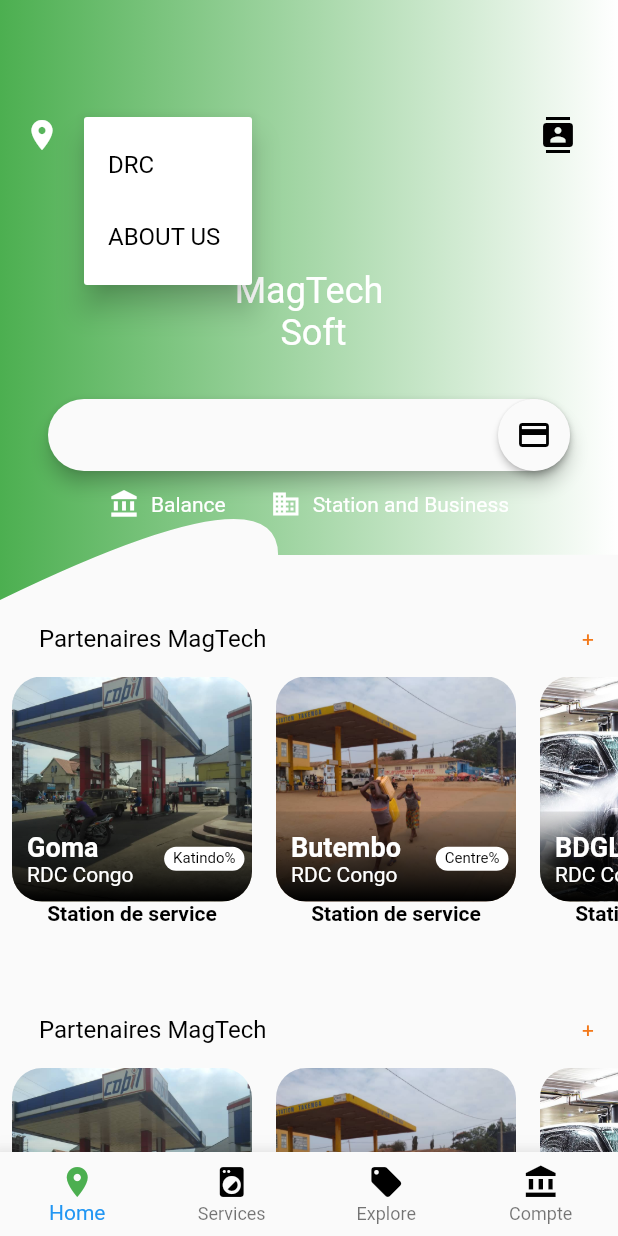
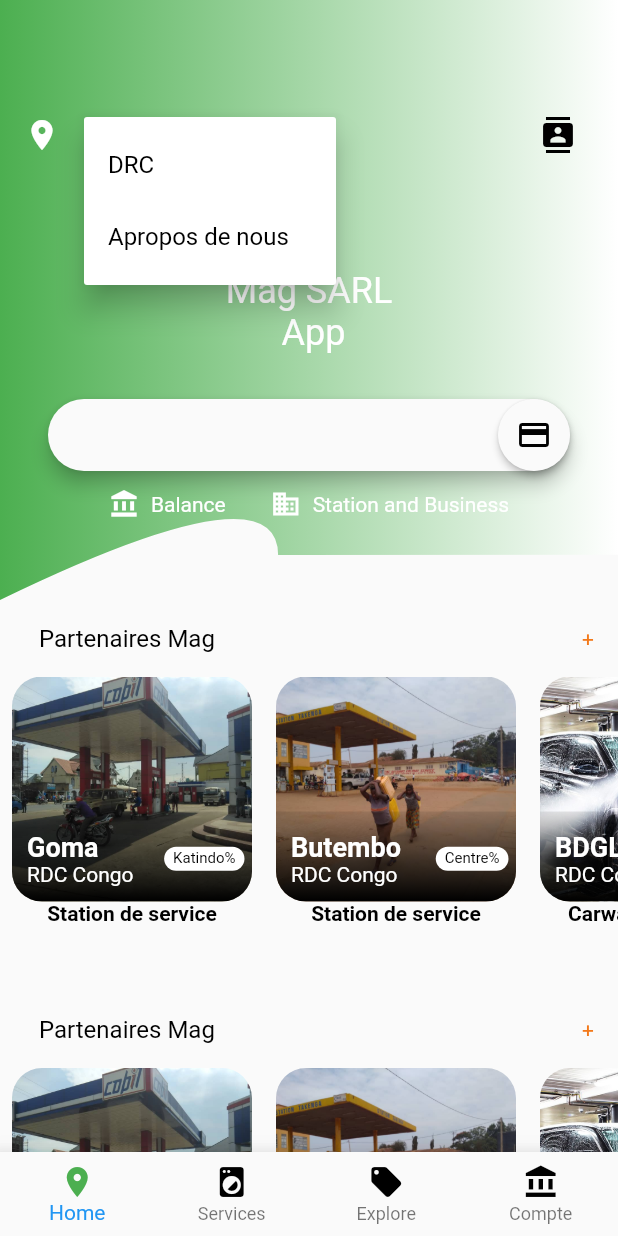
Before and after one commit to TonyBASHIZI/MagClient, a Flutter app: the screen it shows after launch, after a tap on "DRC", on a phone screen of 412 x 824 dp. Run offline on Flutter 3.47's test engine with Material 2 defaults, Android fonts, the phone set to English and light mode, and no system bars; our stand-ins replace flutter_local_notifications, rxdart, shared_preferences; network calls fail.

```diff
--- a/lib/contact.dart
+++ b/lib/contact.dart
@@ -52,7 +52,7 @@ class Contacts extends StatelessWidget {
               child: Column(
                 children: <Widget>[
                   Text("Magango groupe contact \n \n Email: mangango.groupe@gmail.com \n Adresse : Enclos ENRA BENI VILLE/Nord-kivu/"),
-                  Image.asset("assets/station.jpeg")
+                  Image.asset("assets/takenga.jpeg"),
 
                 ],
               ),
--- a/lib/main.dart
+++ b/lib/main.dart
@@ -23,7 +23,7 @@ ThemeData appTheme = ThemeData(
   primaryColor: Color(0xFFF3791A),
 );
 
-List<String> locations = ['DRC', 'ABOUT US'];
+List<String> locations = ['DRC', 'Apropos de nous'];
 const TextStyle dropDownLabelStyle =
     TextStyle(color: Colors.black, fontSize: 16.0);
 const TextStyle dropDownMenuItemStyle =
@@ -142,7 +142,7 @@ class _HomeScreenTopPartState extends State<HomeScreenTopPart> {
                   height: 50.0,
                 ),
                 Text(
-                  'MagTech\n Soft ',
+                  'Mag SARL\n App ',
                   style: TextStyle(
                     fontSize: 24.0,
                     color: Colors.white,
@@ -267,7 +267,7 @@ var homeScreenBottomPart = Column(
             width: 10.0,
           ),
           Text(
-            "Partenaires MagTech",
+            "Partenaires Mag",
             style: dropDownMenuItemStyle,
           ),
           Spacer(),
@@ -294,7 +294,7 @@ List<CityCard> cityCards = [
   CityCard("assets/images/takenga.jpeg", "RDC Congo", "Centre", "Butembo",
       "Station de service", "10"),
   CityCard("assets/images/carwash.jpg", "RDC Congo", "Goma", "BDGL",
-      "Station de service", "80"),
+      "Carwash de service", "80"),
 ];
 
 // final formatCurrency = NumberFormat.s.
```
